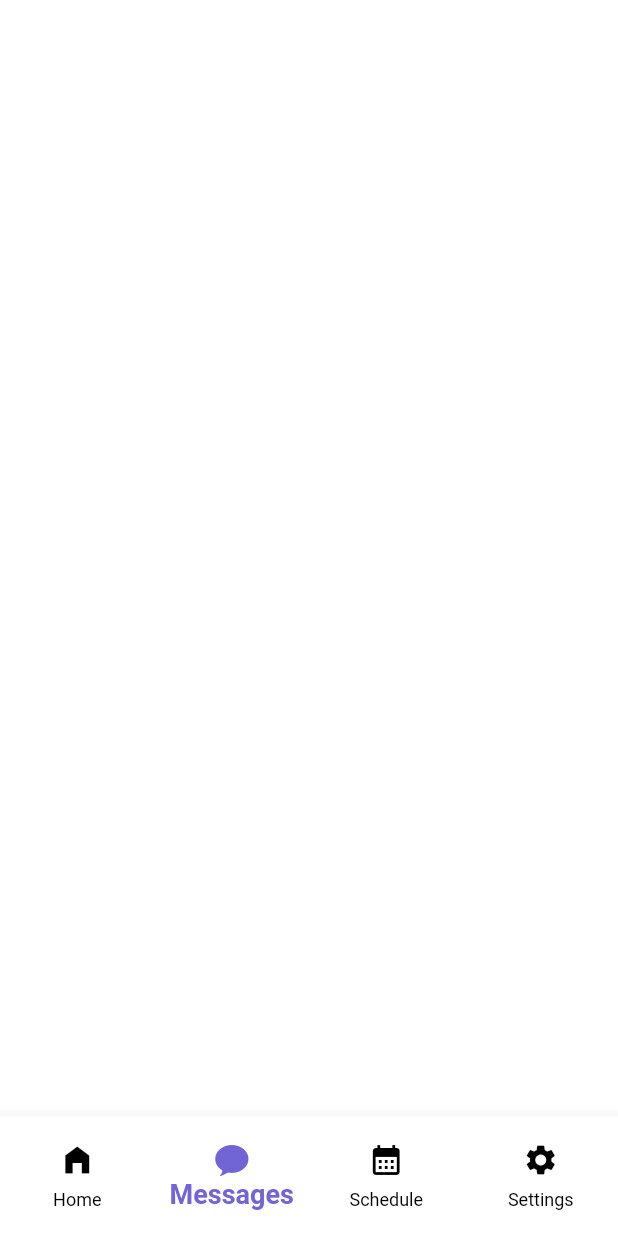
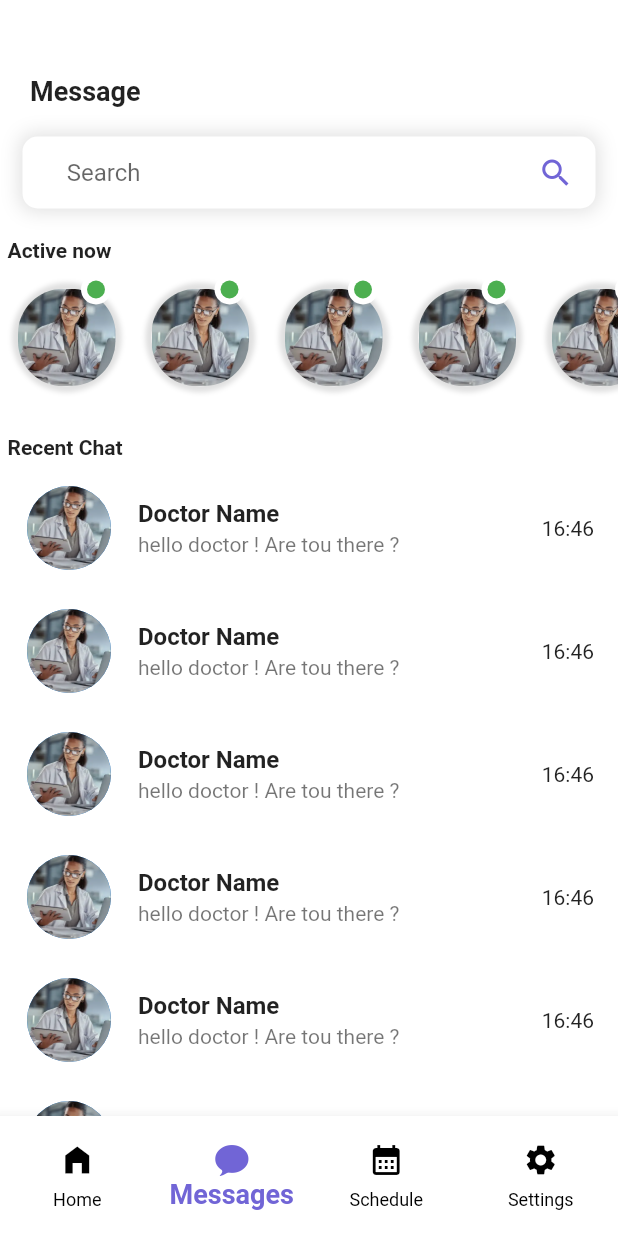
Before and after one commit to Nguirane120/flutterHospital, a Flutter app: the NavbarRoots screen opened directly, item 2 of the bottom bar chosen, on a phone screen of 412 x 824 dp. Run offline on Flutter 3.47's test engine with Material 2 defaults, Android fonts, the light colour scheme and no system bars.

Commit message:
message screen

```diff
--- a/lib/faskeData/doctors.dart
+++ b/lib/faskeData/doctors.dart
@@ -3,4 +3,6 @@ final List doctorList = [
   "doc2.webp",
   "doc3.webp",
   "doc4.webp",
+  "doc4.webp",
+  "doc4.webp",
 ];
--- /dev/null
+++ b/lib/scrrens/message_screen.dart
@@ -0,0 +1,151 @@
+import 'package:flutter/material.dart';
+import 'package:mediacal_health/faskeData/doctors.dart';
+
+class MessageScreen extends StatelessWidget {
+  const MessageScreen({super.key});
+
+  @override
+  Widget build(BuildContext context) {
+    return SingleChildScrollView(
+      child: Column(
+        crossAxisAlignment: CrossAxisAlignment.start,
+        children: [
+          SizedBox(
+            height: 50,
+          ),
+          Padding(
+            padding: EdgeInsets.symmetric(horizontal: 20),
+            child: Text(
+              "Message",
+              style: TextStyle(fontWeight: FontWeight.bold, fontSize: 18),
+            ),
+          ),
+          SizedBox(
+            height: 20,
+          ),
+          Padding(
+            padding: EdgeInsets.symmetric(horizontal: 15),
+            child: Container(
+              decoration: BoxDecoration(
+                  color: Colors.white,
+                  borderRadius: BorderRadius.circular(10),
+                  boxShadow: [
+                    BoxShadow(
+                        color: Colors.black12, blurRadius: 10, spreadRadius: 2)
+                  ]),
+              child: Row(
+                mainAxisAlignment: MainAxisAlignment.spaceAround,
+                children: [
+                  Container(
+                    width: 300,
+                    child: Padding(
+                      padding: EdgeInsets.symmetric(horizontal: 15),
+                      child: TextFormField(
+                        decoration: InputDecoration(
+                            hintText: "Search", border: InputBorder.none),
+                      ),
+                    ),
+                  ),
+                  Icon(
+                    Icons.search,
+                    color: Color(0xFF7165D6),
+                  )
+                ],
+              ),
+            ),
+          ),
+            SizedBox(height: 15,),
+          Padding(
+            padding: const EdgeInsets.all(5),
+            child: Text("Active now", style: TextStyle(fontWeight: FontWeight.bold),),
+          ),
+          SizedBox(
+            height: 90,
+            child: ListView.builder(
+              scrollDirection: Axis.horizontal,
+              itemCount: doctorList.length,
+              itemBuilder: (context, index) {
+                return Container(
+                  width: 65,
+                  height: 65,
+                  margin: EdgeInsets.symmetric(horizontal: 12),
+                  // margin: EdgeInsets.all(5),
+                  decoration: BoxDecoration(
+                      shape: BoxShape.circle,
+                      color: Colors.white,
+                      boxShadow: [
+                        BoxShadow(
+                            color: Colors.black12,
+                            blurRadius: 2,
+                            spreadRadius: 4)
+                      ]),
+                  child: Stack(
+                    textDirection: TextDirection.rtl,
+                    children: [
+                      Center(
+                        child: Container(
+                          width: 65,
+                          height: 65,
+                          child: ClipRRect(
+                            borderRadius: BorderRadius.circular(30),
+                            child: Image.asset(
+                              'images/${doctorList[index]}',
+                              fit: BoxFit.cover,
+                            ),
+                          ),
+                        ),
+                      ),
+                      Container(
+                        padding: EdgeInsets.all(4),
+                        margin: EdgeInsets.all(3),
+                        width: 20,
+                        height: 20,
+                        decoration: BoxDecoration(
+                            color: Colors.white, shape: BoxShape.circle),
+                        child: Container(
+                          decoration: BoxDecoration(
+                              color: Colors.green, shape: BoxShape.circle),
+                        ),
+                      )
+                    ],
+                  ),
+                );
+              },
+            ),
+          ),
+
+            SizedBox(height: 15,),
+          Padding(
+            padding: const EdgeInsets.all(5),
+            child: Text("Recent Chat", style: TextStyle(fontWeight: FontWeight.bold),),
+          ),
+          ListView.builder(
+            physics: NeverScrollableScrollPhysics(),
+            itemCount: 6,
+            shrinkWrap: true,
+            itemBuilder: (context, index) {
+              return Padding(
+                padding: const EdgeInsets.symmetric(vertical: 5),
+                child: ListTile(
+
+                  leading: CircleAvatar(
+                    radius: 30,
+                    backgroundImage: AssetImage("images/${doctorList[index]}"),
+                  ),
+                  title: Text(
+                    "Doctor Name",
+                    style: TextStyle(fontWeight: FontWeight.bold),
+                    maxLines: 1,
+                    overflow: TextOverflow.ellipsis,
+                  ),
+                  subtitle: Text("hello doctor ! Are tou there ?"),
+                  trailing: Text("16:46"),
+                ),
+              );
+            },
+          ),
+        ],
+      ),
+    );
+  }
+}
--- a/lib/widgets/app_bar.dart
+++ b/lib/widgets/app_bar.dart
@@ -1,6 +1,7 @@
 import 'package:flutter/cupertino.dart';
 import 'package:flutter/material.dart';
 import 'package:mediacal_health/scrrens/home_screen.dart';
+import 'package:mediacal_health/scrrens/message_screen.dart';
 import 'package:mediacal_health/scrrens/schedul_screen.dart';
 import 'package:mediacal_health/scrrens/settings_screen.dart';
 
@@ -17,7 +18,7 @@ class _NavbarRootsState extends State<NavbarRoots> {
 
     final _screens = [
       HomeScreen(),
-      Container(),
+      MessageScreen(),
       SchedulScreen(),
       SettingScreen(),
     ];
```
